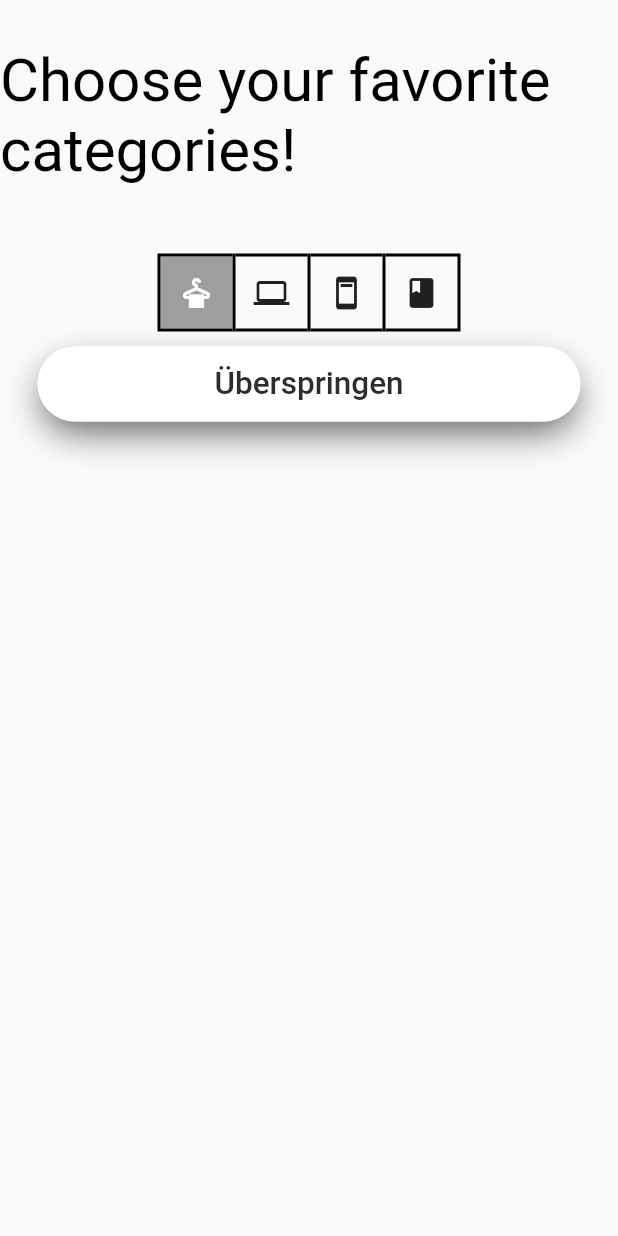
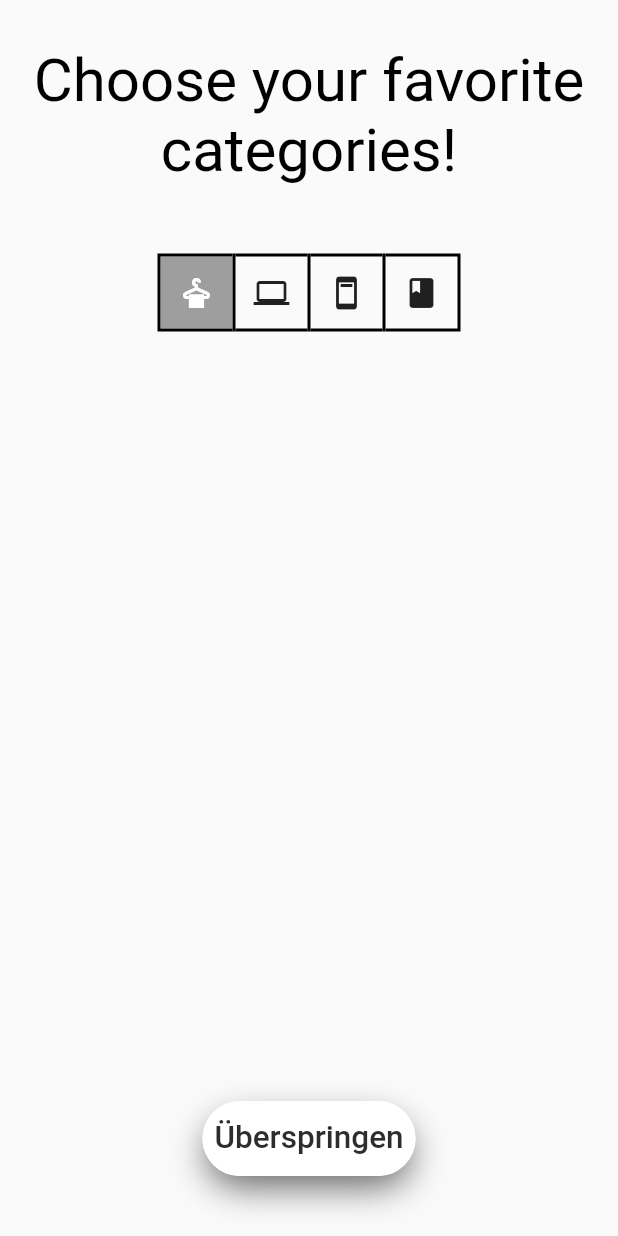
Before and after one commit to dimitarKolev99/flutter_project, a Flutter app: the screen it shows after launch, on a phone screen of 412 x 824 dp. Run offline on Flutter 3.47's test engine with Material 2 defaults, Android fonts, the phone set to English and light mode, and no system bars; our stand-ins replace flutter_local_notifications, google_fonts, line_awesome_flutter, mobx, shared_preferences, timezone; network calls fail.

Commit message:
welcome screen

```diff
--- a/lib/view/welcome_screen.dart
+++ b/lib/view/welcome_screen.dart
@@ -24,16 +24,22 @@ class WelcomePage extends StatefulWidget {
 
 class _WelcomePageState extends State<WelcomePage> {
   List<bool> isSelected = [true, false, false, false];
+  var itemData = [1, 2, 3, 4, 5, 6, 7, 8, 9, 10];
 
   @override
   Widget build(BuildContext context) {
-    return Scaffold(
-        body: ListView(children: <Widget>[
+    return Stack(
+      children: <Widget>[
+        Column(
+          children: <Widget>[
+            Expanded(
+              child: ListView(children: <Widget>[
                 SizedBox(height: 30),
                 Align(
                   alignment: Alignment.topCenter,
                   child: Text(
                     "Choose your favorite categories!",
+                    textAlign: TextAlign.center,
                     style: TextStyle(
                       color: Colors.black,
                       fontSize: 40.0,
@@ -73,8 +79,14 @@ class _WelcomePageState extends State<WelcomePage> {
                       isSelected: isSelected,
                     ),
                   ],
+                )),
+              ]),
             ),
-      ),
+            Align(
+              alignment: Alignment.bottomCenter,
+              child: Column(
+                mainAxisAlignment: MainAxisAlignment.spaceEvenly,
+                children: <Widget>[
                   Container(
                     height: 50,
                     margin: EdgeInsets.symmetric(horizontal: 25, vertical: 10),
@@ -98,9 +110,10 @@ class _WelcomePageState extends State<WelcomePage> {
                       style: ButtonStyle(
                           backgroundColor:
                               MaterialStateProperty.all(ThemeChanger.textColor),
-              foregroundColor:
-                  MaterialStateProperty.all(Color.fromRGBO(45, 45, 45, 1)),
-              shape: MaterialStateProperty.all<RoundedRectangleBorder>(
+                          foregroundColor: MaterialStateProperty.all(
+                              Color.fromRGBO(45, 45, 45, 1)),
+                          shape:
+                              MaterialStateProperty.all<RoundedRectangleBorder>(
                                   RoundedRectangleBorder(
                             borderRadius: BorderRadius.circular(33),
                             //side: BorderSide(color: Colors.black)
@@ -112,6 +125,13 @@ class _WelcomePageState extends State<WelcomePage> {
                       child: Text("Überspringen"),
                     ),
                   ),
-    ]));
+                  SizedBox(height: 30),
+                ],
+              ),
+            )
+          ],
+        ),
+      ],
+    );
   }
 }
```
Also changed, not shown: lib/view/home.dart (+8 -6 lines). Lines whose indentation alone changed are shown as unchanged.
